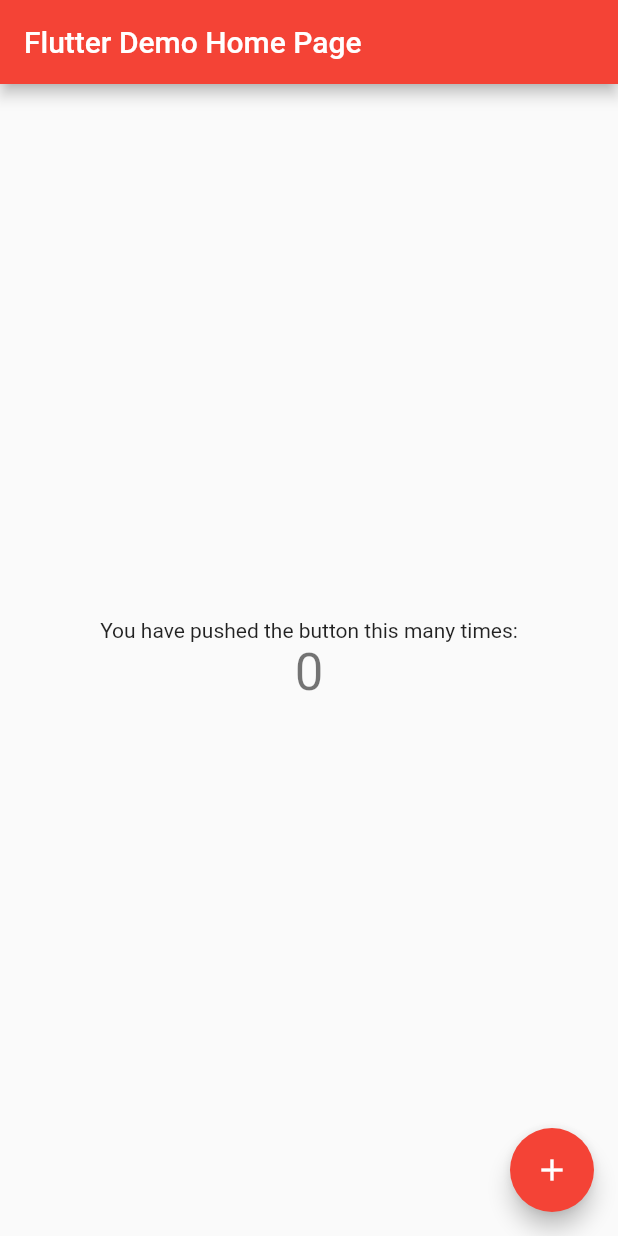
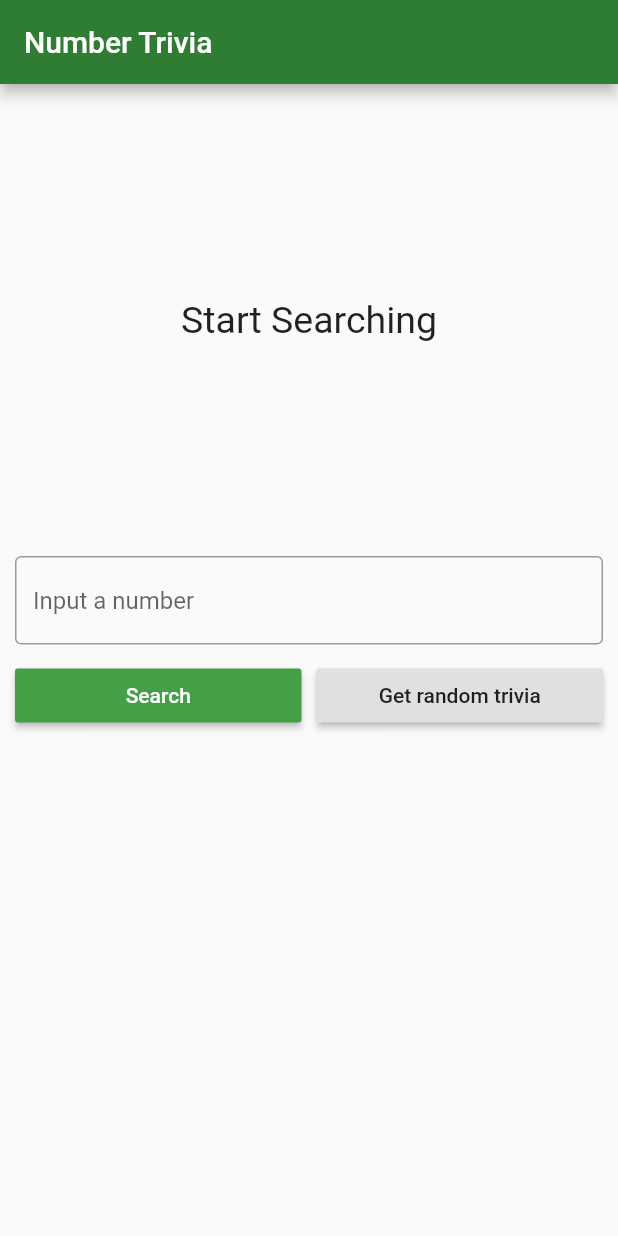
Before and after one commit to silaqui/flutter_hello_world, a Flutter app: the screen it shows after launch, on a phone screen of 412 x 824 dp. Run offline on Flutter 3.47's test engine with Material 2 defaults, Android fonts, the phone set to English and light mode, and no system bars; our stand-ins replace bloc, dartz, data_connection_checker, equatable, flutter_bloc, get_it and 1 more.

Commit message:
User Interface

```diff
--- a/lib/features/number_trivia/presentation/bloc/number_trivia_bloc.dart
+++ b/lib/features/number_trivia/presentation/bloc/number_trivia_bloc.dart
@@ -23,8 +23,8 @@ class NumberTriviaBloc extends Bloc<NumberTriviaEvent, NumberTriviaState> {
   final InputConverter inputConverter;
 
   NumberTriviaBloc({
-    @required concrete,
-    @required random,
+    @required GetConcreteNumberTrivia concrete,
+    @required GetRandomNumberTrivia random,
     @required this.inputConverter,
   })  : assert(concrete != null),
         assert(random != null),
--- /dev/null
+++ b/lib/features/number_trivia/presentation/pages/number_trivia_page.dart
@@ -0,0 +1,58 @@
+import 'package:flutter/material.dart';
+import 'package:flutter_bloc/flutter_bloc.dart';
+import 'package:flutterhelloworld/features/number_trivia/presentation/bloc/bloc.dart';
+import 'package:flutterhelloworld/features/number_trivia/presentation/widgets/loading_widget.dart';
+import 'package:flutterhelloworld/features/number_trivia/presentation/widgets/message_display.dart';
+import 'package:flutterhelloworld/features/number_trivia/presentation/widgets/trivia_controls.dart';
+import 'package:flutterhelloworld/features/number_trivia/presentation/widgets/trivia_display.dart';
+
+import '../../../../injection_container.dart';
+
+class NumberTriviaPage extends StatelessWidget {
+  @override
+  Widget build(BuildContext context) {
+    return Scaffold(
+      appBar: AppBar(
+        title: Text('Number Trivia'),
+      ),
+      body: SingleChildScrollView(child: buildBody(context)),
+    );
+  }
+
+  BlocProvider<NumberTriviaBloc> buildBody(BuildContext context) {
+    return BlocProvider(
+      create: (_) => sl<NumberTriviaBloc>(),
+      child: Center(
+        child: Padding(
+          padding: const EdgeInsets.all(10.0),
+          child: Container(
+            child: Column(
+              children: <Widget>[
+                SizedBox(
+                  height: 10,
+                ),
+                BlocBuilder<NumberTriviaBloc, NumberTriviaState>(
+                  builder: (context, state) {
+                    if (state is Empty) {
+                      return MessageDisplay(message: "Start Searching");
+                    } else if (state is Loading) {
+                      return LoadingWidget();
+                    } else if (state is Loaded) {
+                      return TriviaDisplay(trivia: state.trivia);
+                    } else if (state is Error) {
+                      return MessageDisplay(message: state.message);
+                    }
+                  },
+                ),
+                SizedBox(
+                  height: 20,
+                ),
+                TriviaControls()
+              ],
+            ),
+          ),
+        ),
+      ),
+    );
+  }
+}
--- /dev/null
+++ b/lib/features/number_trivia/presentation/widgets/message_display.dart
@@ -0,0 +1,22 @@
+import 'package:flutter/material.dart';
+
+class MessageDisplay extends StatelessWidget {
+  final String message;
+
+  const MessageDisplay({Key key, @required this.message}) : super(key: key);
+
+  @override
+  Widget build(BuildContext context) {
+    return Container(
+      height: MediaQuery.of(context).size.height / 3,
+      child: Center(
+        child: SingleChildScrollView(
+            child: Text(
+          message,
+          style: TextStyle(fontSize: 25),
+          textAlign: TextAlign.center,
+        )),
+      ),
+    );
+  }
+}
--- /dev/null
+++ b/lib/features/number_trivia/presentation/widgets/trivia_controls.dart
@@ -0,0 +1,76 @@
+
+import 'package:flutter/material.dart';
+import 'package:flutter_bloc/flutter_bloc.dart';
+import 'package:flutterhelloworld/features/number_trivia/presentation/bloc/number_trivia_bloc.dart';
+import 'package:flutterhelloworld/features/number_trivia/presentation/bloc/number_trivia_event.dart';
+
+class TriviaControls extends StatefulWidget {
+  const TriviaControls({
+    Key key,
+  }) : super(key: key);
+
+  @override
+  _TriviaControlsState createState() => _TriviaControlsState();
+}
+
+class _TriviaControlsState extends State<TriviaControls> {
+  String inputStr;
+  final controller = TextEditingController();
+
+  @override
+  Widget build(BuildContext context) {
+    return Column(
+      children: <Widget>[
+        TextField(
+          onSubmitted: (_) {
+            dispatchConcrete();
+          },
+          controller: controller,
+          keyboardType: TextInputType.number,
+          decoration: InputDecoration(
+            border: OutlineInputBorder(),
+            hintText: 'Input a number',
+          ),
+          onChanged: (value) {
+            inputStr = value;
+          },
+        ),
+        SizedBox(
+          height: 10,
+        ),
+        Row(
+          children: <Widget>[
+            Expanded(
+              child: RaisedButton(
+                child: Text('Search'),
+                textTheme: ButtonTextTheme.primary,
+                color: Theme.of(context).accentColor,
+                onPressed: dispatchConcrete,
+              ),
+            ),
+            SizedBox(
+              width: 10,
+            ),
+            Expanded(
+              child: RaisedButton(
+                child: Text('Get random trivia'),
+                onPressed: dispatchRandom,
+              ),
+            )
+          ],
+        )
+      ],
+    );
+  }
+
+  void dispatchConcrete() {
+    controller.clear();
+    BlocProvider.of<NumberTriviaBloc>(context)
+        .add(GetTriviaForConcreteNumber(inputStr));
+  }
+
+  void dispatchRandom() {
+    controller.clear();
+    BlocProvider.of<NumberTriviaBloc>(context).add(GetTriviaForRandomNumber());
+  }
+}
--- a/lib/main.dart
+++ b/lib/main.dart
@@ -1,7 +1,9 @@
 import 'package:flutter/material.dart';
+import 'package:flutterhelloworld/features/number_trivia/presentation/pages/number_trivia_page.dart';
 import 'injection_container.dart' as di;
 
 void main() async {
+  WidgetsFlutterBinding.ensureInitialized();
   await di.init();
   runApp(MyApp());
 }
@@ -10,57 +12,12 @@ class MyApp extends StatelessWidget {
   @override
   Widget build(BuildContext context) {
     return MaterialApp(
-      title: 'Flutter Demo',
+      title: 'Number Trivia',
       theme: ThemeData(
-        primarySwatch: Colors.red,
+        primaryColor: Colors.green.shade800,
+        accentColor: Colors.green.shade600,
       ),
-      home: MyHomePage(title: 'Flutter Demo Home Page'),
+      home: NumberTriviaPage(),
     );
   }
 }
-
-class MyHomePage extends StatefulWidget {
-  MyHomePage({Key key, this.title}) : super(key: key);
-  final String title;
-
-  @override
-  _MyHomePageState createState() => _MyHomePageState();
-}
-
-class _MyHomePageState extends State<MyHomePage> {
-  int _counter = 0;
-
-  void _incrementCounter() {
-    setState(() {
-      _counter++;
-    });
-  }
-
-  @override
-  Widget build(BuildContext context) {
-    return Scaffold(
-      appBar: AppBar(
-        title: Text(widget.title),
-      ),
-      body: Center(
-        child: Column(
-          mainAxisAlignment: MainAxisAlignment.center,
-          children: <Widget>[
-            Text(
-              'You have pushed the button this many times:',
-            ),
-            Text(
-              '$_counter',
-              style: Theme.of(context).textTheme.display1,
-            ),
-          ],
-        ),
-      ),
-      floatingActionButton: FloatingActionButton(
-        onPressed: _incrementCounter,
-        tooltip: 'Increment',
-        child: Icon(Icons.add),
-      ), // This trailing comma makes auto-formatting nicer for build methods.
-    );
-  }
-}
```
Also changed, not shown: lib/features/number_trivia/presentation/widgets/loading_widget.dart (added, +13 -0 lines), lib/features/number_trivia/presentation/widgets/trivia_display.dart (added, +34 -0 lines), pubspec.yaml (+5 -5 lines), pubspec.lock, 2 other files.
